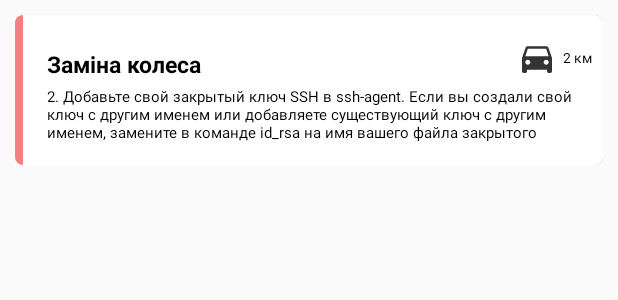
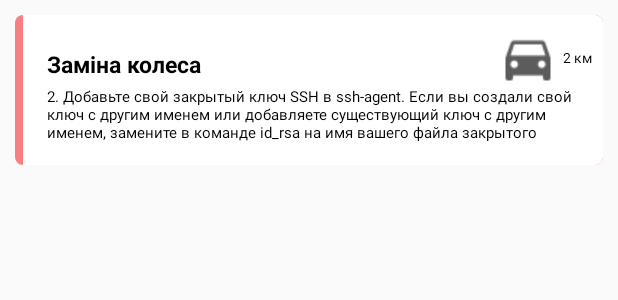
Before and after one commit to frayeralex/bibiphelp, an Android app: the layout item_events.xml on its own in the app's theme, with its tools: preview values and no code run, on a phone screen of 412 x 824 dp. Shown: the top 300 px of the screen. Run offline under Robolectric (Android 15) with nearby library versions, the phone set to English and light mode, and no system bars.

Commit message:
#7/toolbar_version2

```diff
--- a/app/src/main/java/com/github/frayeralex/bibiphelp/activities/MainActivity.kt
+++ b/app/src/main/java/com/github/frayeralex/bibiphelp/activities/MainActivity.kt
@@ -29,6 +29,7 @@ import com.google.android.gms.maps.SupportMapFragment
 import com.google.android.gms.maps.model.*
 import com.google.firebase.auth.FirebaseAuth
 import com.google.firebase.database.*
+import kotlinx.android.synthetic.main.activity_main.*
 
 
 class MainActivity : AppCompatActivity(), OnMapReadyCallback, GoogleMap.OnMarkerClickListener {
--- a/app/src/main/java/com/github/frayeralex/bibiphelp/activities/OnBoardingActivity.kt
+++ b/app/src/main/java/com/github/frayeralex/bibiphelp/activities/OnBoardingActivity.kt
@@ -57,7 +57,7 @@ class OnBoardingActivity : AppCompatActivity() {
     }
 
     private fun clickHandler() {
-        startActivity(Intent(this, ActivityList::class.java))
+        startActivity(Intent(this, MainActivity::class.java))
 
         finish()
     }
--- a/app/src/main/res/drawable-anydpi/car.xml
+++ /dev/null
@@ -1,14 +0,0 @@
-<vector xmlns:android="http://schemas.android.com/apk/res/android"
-    android:width="24dp"
-    android:height="24dp"
-    android:viewportWidth="21.6"
-    android:viewportHeight="21.6"
-    android:tint="#000000"
-    android:alpha="0.8">
-  <group android:translateX="-1.2"
-      android:translateY="-1.2">
-      <path
-          android:fillColor="#FF000000"
-          android:pathData="M18.92,6.01C18.72,5.42 18.16,5 17.5,5h-11c-0.66,0 -1.21,0.42 -1.42,1.01L3,12v8c0,0.55 0.45,1 1,1h1c0.55,0 1,-0.45 1,-1v-1h12v1c0,0.55 0.45,1 1,1h1c0.55,0 1,-0.45 1,-1v-8l-2.08,-5.99zM6.5,16c-0.83,0 -1.5,-0.67 -1.5,-1.5S5.67,13 6.5,13s1.5,0.67 1.5,1.5S7.33,16 6.5,16zM17.5,16c-0.83,0 -1.5,-0.67 -1.5,-1.5s0.67,-1.5 1.5,-1.5 1.5,0.67 1.5,1.5 -0.67,1.5 -1.5,1.5zM5,11l1.5,-4.5h11L19,11L5,11z"/>
-  </group>
-</vector>
```
Also changed, not shown: app/src/main/java/com/github/frayeralex/bibiphelp/list_users/SingltonUser.kt (+4 -6 lines), app/src/main/res/values/strings.xml (+9 -1 lines), app/src/main/res/drawable-mdpi/car.png (deleted), app/src/main/res/drawable-xhdpi/car.png (deleted), app/src/main/res/drawable-xxhdpi/car.png (deleted), app/src/main/res/drawable/car.png (renamed from app/src/main/res/drawable-hdpi/car.png).
